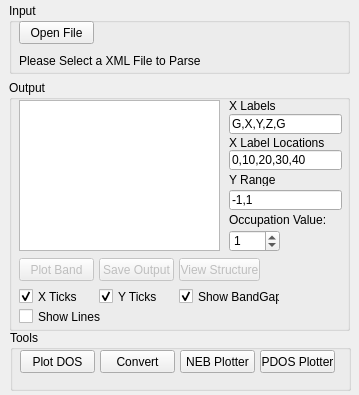
aerezaee/QETools, file ui.ui: the form before one commit.
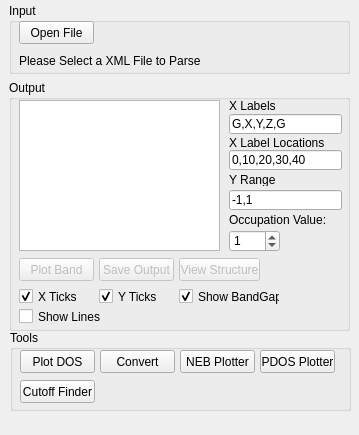
The form after the commit.

Commit message: Add Cutoff Energy Finder

What changed in the file:
```diff
--- a/ui.ui
+++ b/ui.ui
@@ -7,7 +7,7 @@
     <x>0</x>
     <y>0</y>
     <width>359</width>
-    <height>395</height>
+    <height>435</height>
    </rect>
   </property>
   <property name="windowTitle">
@@ -318,7 +318,7 @@
      <x>10</x>
      <y>330</y>
      <width>341</width>
-     <height>61</height>
+     <height>81</height>
     </rect>
    </property>
    <property name="title">
@@ -379,6 +379,19 @@
      <string>PDOS Plotter</string>
     </property>
    </widget>
+   <widget class="QPushButton" name="cutoffBtn">
+    <property name="geometry">
+     <rect>
+      <x>10</x>
+      <y>50</y>
+      <width>75</width>
+      <height>23</height>
+     </rect>
+    </property>
+    <property name="text">
+     <string>Cutoff Finder</string>
+    </property>
+   </widget>
   </widget>
  </widget>
  <resources/>
```
The commit also changes 21 other files.
